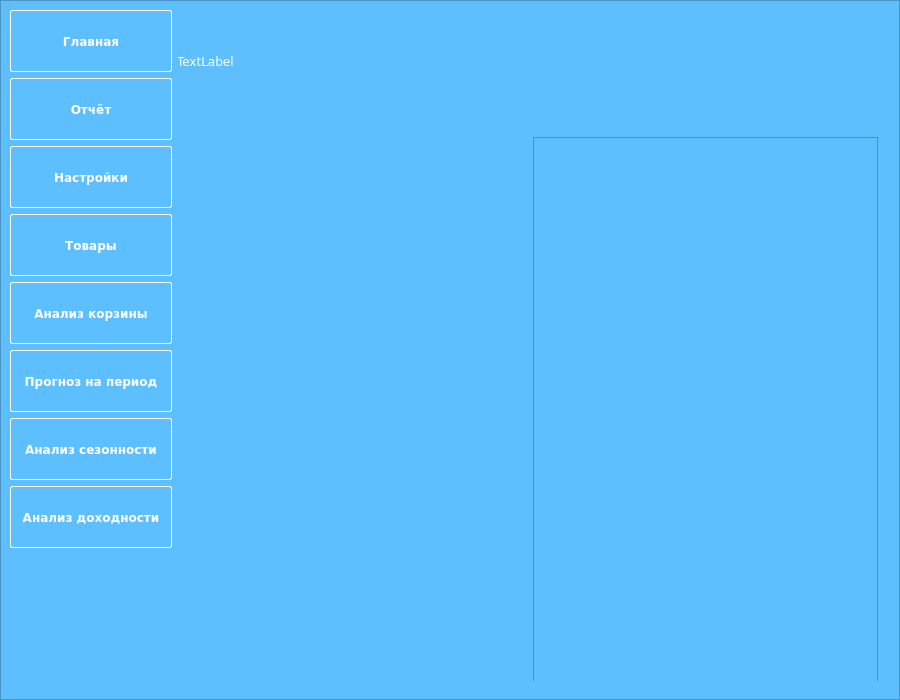
Qt form design_dev.ui (miptivan/data_desktop) before a commit.
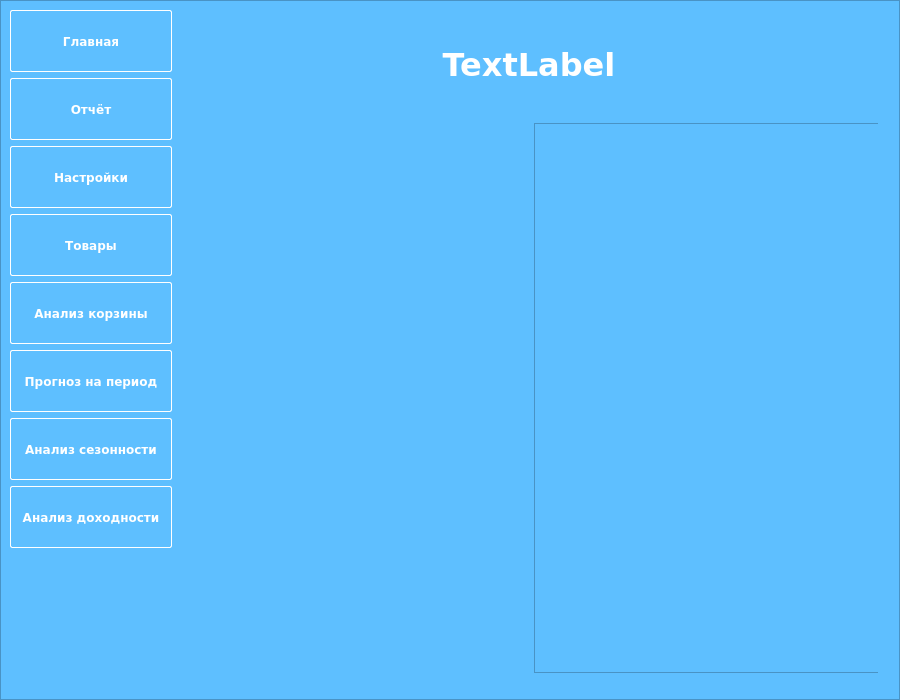
The same form after that commit. The open tabs and pages were chosen to show the change. Custom widgets are drawn as their Qt base class.

Commit message: css edits + layout edits

Patch:
```diff
--- a/design_dev.ui
+++ b/design_dev.ui
@@ -1350,50 +1350,86 @@
          </layout>
         </widget>
         <widget class="QWidget" name="season_subpage">
-         <widget class="QWidget" name="verticalLayoutWidget">
+         <widget class="QLabel" name="label_23">
           <property name="geometry">
            <rect>
-            <x>-1</x>
-            <y>0</y>
-            <width>701</width>
-            <height>671</height>
+            <x>0</x>
+            <y>108</y>
+            <width>16</width>
+            <height>16</height>
            </rect>
           </property>
-          <layout class="QVBoxLayout" name="verticalLayout_8">
-           <item>
+          <property name="text">
+           <string/>
+          </property>
+         </widget>
+         <widget class="QWidget" name="">
+          <property name="geometry">
+           <rect>
+            <x>0</x>
+            <y>1</y>
+            <width>702</width>
+            <height>661</height>
+           </rect>
+          </property>
+          <layout class="QGridLayout" name="gridLayout_9">
+           <item row="0" column="0">
             <widget class="QLabel" name="label_21">
              <property name="minimumSize">
               <size>
-               <width>200</width>
+               <width>700</width>
                <height>100</height>
               </size>
              </property>
+             <property name="font">
+              <font>
+               <family>Verdana</family>
+               <pointsize>24</pointsize>
+               <weight>75</weight>
+               <bold>true</bold>
+              </font>
+             </property>
              <property name="text">
               <string>TextLabel</string>
              </property>
-            </widget>
-           </item>
-           <item>
-            <widget class="QLabel" name="label_23">
-             <property name="text">
-              <string/>
+             <property name="alignment">
+              <set>Qt::AlignCenter</set>
              </property>
             </widget>
            </item>
-           <item>
+           <item row="1" column="0">
             <layout class="QHBoxLayout" name="horizontalLayout_12">
              <item>
               <widget class="MplWidget" name="widget_2" native="true">
                <property name="minimumSize">
                 <size>
                  <width>350</width>
-                 <height>0</height>
+                 <height>550</height>
+                </size>
+               </property>
+               <property name="maximumSize">
+                <size>
+                 <width>16777215</width>
+                 <height>550</height>
                 </size>
                </property>
               </widget>
              </item>
              <item>
-              <widget class="QTableWidget" name="tableWidget_8"/>
+              <widget class="QTableWidget" name="tableWidget_8">
+               <property name="minimumSize">
+                <size>
+                 <width>0</width>
+                 <height>550</height>
+                </size>
+               </property>
+               <property name="maximumSize">
+                <size>
+                 <width>16777215</width>
+                 <height>550</height>
+                </size>
+               </property>
+              </widget>
              </item>
             </layout>
            </item>
```
Left out of the diff: 50 changed lines with no effect on the pictures.
